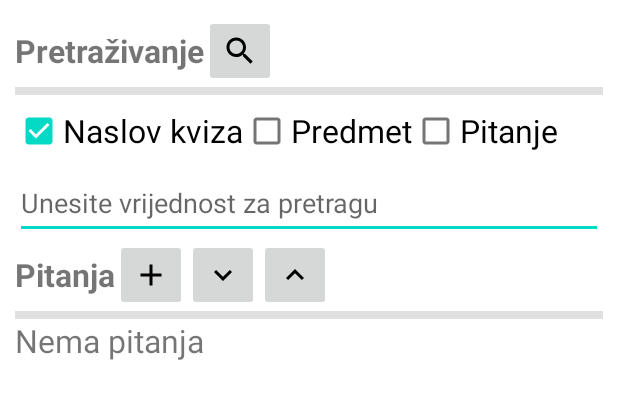
After one commit to LucijaZuzic/Arjen, an Android app: the layout activity_question_list.xml on its own in the app's theme, with its tools: preview values and no code run, on a phone screen of 412 x 824 dp. The commit adds this screen. Shown: the top 399 px of the screen. Run offline under Robolectric (Android 15) with nearby library versions, the phone set to English and light mode, and no system bars.

Commit message:
List of questions

```diff
--- a/app/src/main/java/com/example/arjen/activities/AddQuiz.java
+++ b/app/src/main/java/com/example/arjen/activities/AddQuiz.java
@@ -174,7 +174,7 @@ public class AddQuiz extends MenuActivity implements ShowListInterface, QuizInte
         Intent intent = new Intent(getApplicationContext(), PlayQuestion.class);
         MenuActivity.id = id;
         if (quiz != null) {
-            quizId = quiz.id;
+            MenuActivity.quizId = quiz.id;
         }
         startActivity(intent);
     }
@@ -183,7 +183,7 @@ public class AddQuiz extends MenuActivity implements ShowListInterface, QuizInte
         Intent intent = new Intent(getApplicationContext(), AddQuestion.class);
         MenuActivity.id = id;
         if (quiz != null) {
-            quizId = quiz.id;
+            MenuActivity.quizId = quiz.id;
         }
         startActivity(intent);
     }
@@ -205,7 +205,7 @@ public class AddQuiz extends MenuActivity implements ShowListInterface, QuizInte
     public void setupTTS() {
         textToSpeak.clear();
         textToSpeak.add(getResources().getString(R.string.quiz_title) + " " + getResources().getString(R.string.is) + " " + title.getText().toString() + ".");
-        textToSpeak.add(getResources().getString(R.string.subject) + " " + getResources().getString(R.string.is) + " " + subject.getText().toString());
+        textToSpeak.add(getResources().getString(R.string.subject) + " " + getResources().getString(R.string.is) + " " + subject.getText().toString() + ".");
         for (int i = 0; i < Database.Questions.questionList.size(); i++) {
             textToSpeak.add((i + 1) + ". " + getResources().getString(R.string.question_substring) + " " + getResources().getString(R.string.is) + " " + Database.Questions.questionList.get(i).questionText) ;
         }
--- a/app/src/main/java/com/example/arjen/activities/Numbers.java
+++ b/app/src/main/java/com/example/arjen/activities/Numbers.java
@@ -56,8 +56,8 @@ public class Numbers extends MenuActivity {
         } else {
             words = randomNew.nextInt(2);
         }
-        numberTextView.setText(R.string.number_to_guess + ": " + numberToGuess);
-        numberTextView.setText(R.string.number_input + ": 0");
+        numberTextView.setText(getResources().getString(R.string.number_to_guess) + ": " + numberToGuess);
+        numberCurrentTextView.setText(getResources().getString(R.string.number_input) + ": 0");
         if (words == 1) {
             modeTextView.setText(getResources().getString(R.string.numbers_words));
             myTTS.speak(numberToGuess.toString(), TextToSpeech.QUEUE_FLUSH);
@@ -81,7 +81,7 @@ public class Numbers extends MenuActivity {
             return;
         }
         currentNumber++;
-        numberCurrentTextView.setText(R.string.number_input + ": " + currentNumber);
+        numberCurrentTextView.setText(getResources().getString(R.string.number_input) + ": " + currentNumber);
         myTTS.speak(currentNumber.toString(), TextToSpeech.QUEUE_FLUSH);
     }
 
--- a/app/src/main/java/com/example/arjen/activities/PlayQuiz.java
+++ b/app/src/main/java/com/example/arjen/activities/PlayQuiz.java
@@ -206,7 +206,7 @@ public class PlayQuiz extends MenuActivity implements ShowListInterface, QuizInt
     public void setupTTS() {
         textToSpeak.clear();
         textToSpeak.add(getResources().getString(R.string.quiz_title) + " " + getResources().getString(R.string.is) + " " + title.getText().toString() + ".");
-        textToSpeak.add(getResources().getString(R.string.subject) + " " + getResources().getString(R.string.is) + " " + subject.getText().toString());
+        textToSpeak.add(getResources().getString(R.string.subject) + " " + getResources().getString(R.string.is) + " " + subject.getText().toString() + ".");
         for (int i = 0; i < Database.Questions.questionList.size(); i++) {
             textToSpeak.add((i + 1) + ". " + getResources().getString(R.string.question_substring) + " " + getResources().getString(R.string.is) + " " + Database.Questions.questionList.get(i).questionText) ;
         }
--- a/app/src/main/java/com/example/arjen/activities/QuizList.java
+++ b/app/src/main/java/com/example/arjen/activities/QuizList.java
@@ -62,6 +62,8 @@ public class QuizList extends MenuActivity implements ShowListInterface {
 
     @Override
     public void fillData() {
+        quizesRecyclerView.setVisibility(View.GONE);
+        noResults.setVisibility(View.VISIBLE);
         Database.Quizes.get(this);
         quizesRecyclerView.setLayoutManager(new LinearLayoutManager(this));
     }
@@ -79,7 +81,7 @@ public class QuizList extends MenuActivity implements ShowListInterface {
         textToSpeak.clear();
         for (Database.Quizes.Quiz quiz: Database.Quizes.quizList) {
             textToSpeak.add(getResources().getString(R.string.quiz_title) + " " + getResources().getString(R.string.is) + " " + quiz.title + "."
-                    + getResources().getString(R.string.subject) + " " + getResources().getString(R.string.is) + " " + quiz.subject);
+                    + getResources().getString(R.string.subject) + " " + getResources().getString(R.string.is) + " " + quiz.subject + ".");
         }
         setupTTS();
     }
@@ -113,7 +115,7 @@ public class QuizList extends MenuActivity implements ShowListInterface {
     public void setupTTS() {
         textToSpeak.clear();
         for (Database.Quizes.Quiz quiz: Database.Quizes.quizList) {
-            textToSpeak.add(getResources().getString(R.string.quiz_title) + " " + getResources().getString(R.string.is) + " " + quiz.title + "." + getResources().getString(R.string.subject) + " " + getResources().getString(R.string.is) + " " + quiz.subject);
+            textToSpeak.add(getResources().getString(R.string.quiz_title) + " " + getResources().getString(R.string.is) + " " + quiz.title + "." + getResources().getString(R.string.subject) + " " + getResources().getString(R.string.is) + " " + quiz.subject + ".");
         }
         readyToPlay = true;
         currentSentence = 0;
--- a/app/src/main/java/com/example/arjen/activities/StoryList.java
+++ b/app/src/main/java/com/example/arjen/activities/StoryList.java
@@ -55,6 +55,8 @@ public class StoryList extends MenuActivity implements ShowListInterface {
 
     @Override
     public void fillData() {
+        storiesRecyclerView.setVisibility(View.GONE);
+        noResults.setVisibility(View.VISIBLE);
         Database.Stories.get(this);
         storiesRecyclerView.setLayoutManager(new LinearLayoutManager(this));
     }
--- /dev/null
+++ b/app/src/main/java/com/example/arjen/utility/interfaces/ShowListSecondPartInterface.java
@@ -0,0 +1,5 @@
+package com.example.arjen.utility.interfaces;
+
+public interface ShowListSecondPartInterface {
+    public void showListSecondPart();
+}
--- a/app/src/main/res/layout/activity_numbers.xml
+++ b/app/src/main/res/layout/activity_numbers.xml
@@ -25,7 +25,7 @@
         android:textStyle="bold"
         android:layout_width="match_parent"
         android:layout_height="wrap_content"
-        android:hint="@string/numbers" />
+        android:hint="@string/number_to_guess" />
 
     <TextView
         android:gravity="center"
@@ -34,6 +34,6 @@
         android:textStyle="bold"
         android:layout_width="match_parent"
         android:layout_height="wrap_content"
-        android:hint="@string/numbers" />
+        android:hint="@string/number_input" />
 
 </LinearLayout>
--- /dev/null
+++ b/app/src/main/res/layout/activity_question_list.xml
@@ -0,0 +1,158 @@
+<?xml version="1.0" encoding="utf-8"?>
+<LinearLayout xmlns:android="http://schemas.android.com/apk/res/android"
+    xmlns:app="http://schemas.android.com/apk/res-auto"
+    xmlns:tools="http://schemas.android.com/tools"
+    android:id="@+id/mainLayout"
+    android:layout_width="match_parent"
+    android:layout_height="match_parent"
+    android:padding="10dp"
+    android:orientation="vertical"
+    tools:context=".activities.QuestionList">
+
+    <LinearLayout
+        android:layout_width="match_parent"
+        android:layout_height="wrap_content"
+        android:gravity="center_vertical"
+        android:orientation="horizontal"
+        android:minWidth="48dp"
+        android:minHeight="48dp">
+
+        <TextView
+            android:layout_width="wrap_content"
+            android:layout_height="wrap_content"
+            android:text="@string/search"
+            android:textSize="21sp"
+            android:textStyle="bold" />
+
+        <ImageButton
+            android:id="@+id/startSearch"
+            android:layout_width="wrap_content"
+            android:layout_height="wrap_content"
+            android:minWidth="48dp"
+            android:minHeight="48dp"
+            android:src="@drawable/ic_baseline_search_24">
+
+        </ImageButton>
+
+    </LinearLayout>
+
+    <View
+        android:layout_width="match_parent"
+        android:layout_height="5dp"
+        android:layout_gravity="center"
+        android:background="?android:attr/listDivider" />
+
+    <LinearLayout
+        android:layout_width="match_parent"
+        android:layout_height="wrap_content"
+        android:orientation="horizontal"
+        android:minWidth="48dp"
+        android:minHeight="48dp">
+
+        <CheckBox
+            android:id="@+id/checkBoxTitle"
+            android:layout_width="wrap_content"
+            android:layout_height="wrap_content"
+            android:textSize="21sp"
+            android:checked="true"
+            android:text="@string/quiz_title" />
+
+        <CheckBox
+            android:id="@+id/checkBoxSubject"
+            android:textSize="21sp"
+            android:layout_width="wrap_content"
+            android:layout_height="wrap_content"
+            android:text="@string/subject" />
+
+        <CheckBox
+            android:id="@+id/checkBoxQuestion"
+            android:textSize="21sp"
+            android:layout_width="wrap_content"
+            android:layout_height="wrap_content"
+            android:text="@string/question_text" />
+
+    </LinearLayout>
+
+    <EditText
+        android:id="@+id/searchQuestion"
+        android:layout_width="match_parent"
+        android:layout_height="wrap_content"
+        android:minWidth="48dp"
+        android:minHeight="48dp"
+        android:inputType="textMultiLine"
+        android:hint="@string/input_search_value" />
+
+    <LinearLayout
+        android:layout_width="match_parent"
+        android:layout_height="wrap_content"
+        android:gravity="center_vertical"
+        android:orientation="horizontal">
+
+        <TextView
+            android:layout_width="wrap_content"
+            android:layout_height="wrap_content"
+            android:textSize="21sp"
+            android:textStyle="bold"
+            android:text="@string/questions" />
+
+        <ImageButton
+            android:id="@+id/addQuiz"
+            android:layout_width="wrap_content"
+            android:layout_height="wrap_content"
+            android:minWidth="48dp"
+            android:minHeight="48dp"
+            android:src="@drawable/ic_baseline_add_24"/>
+
+        <ImageButton
+            android:id="@+id/nextScroll"
+            android:layout_width="wrap_content"
+            android:layout_height="wrap_content"
+            android:minWidth="48dp"
+            android:minHeight="48dp"
+            android:src="@drawable/ic_baseline_keyboard_arrow_down_24"/>
+
+        <ImageButton
+            android:id="@+id/previousScroll"
+            android:layout_width="wrap_content"
+            android:layout_height="wrap_content"
+            android:minWidth="48dp"
+            android:minHeight="48dp"
+            android:src="@drawable/ic_baseline_keyboard_arrow_up_24"/>
+
+    </LinearLayout>
+
+    <View
+        android:layout_width="match_parent"
+        android:layout_height="5dp"
+        android:layout_gravity="center"
+        android:background="?android:attr/listDivider" />
+
+    <TextView
+        android:id="@+id/noResults"
+        android:textSize="21sp"
+        android:layout_width="wrap_content"
+        android:layout_height="wrap_content"
+        android:text="@string/no_questions"/>
+
+    <ScrollView
+        android:scrollbarSize="50dip"
+        android:fadeScrollbars="false"
+        android:layout_width="match_parent"
+        android:layout_height="match_parent">
+
+        <LinearLayout
+            android:orientation="vertical"
+            android:layout_width="match_parent"
+            android:layout_height="match_parent">
+
+            <androidx.recyclerview.widget.RecyclerView
+                android:id="@+id/questionsRecyclerView"
+                android:visibility="gone"
+                android:layout_width="match_parent"
+                android:layout_height="match_parent" />
+
+        </LinearLayout>
+
+    </ScrollView>
+
+</LinearLayout>
--- a/app/src/main/res/values/strings.xml
+++ b/app/src/main/res/values/strings.xml
@@ -54,4 +54,6 @@
     <string name="numbers_words_sound">Brojevi riječima ili zvukom</string>
     <string name="number_to_guess">Zadani broj</string>
     <string name="number_input">Uneseni broj</string>
+    <string name="no_questions">Nema pitanja</string>
+    <string name="unknown">nepoznat</string>
 </resources>
```
Also changed, not shown: app/src/main/AndroidManifest.xml (+7 -0 lines), app/src/main/java/com/example/arjen/activities/AddQuestion.java (+15 -6 lines), app/src/main/java/com/example/arjen/activities/MainActivity.java (+18 -6 lines), app/src/main/java/com/example/arjen/activities/PlayQuestion.java (+13 -4 lines), app/src/main/java/com/example/arjen/activities/QuestionList.java (added, +207 -0 lines), app/src/main/java/com/example/arjen/utility/Database.java (+54 -0 lines), app/src/main/res/layout/activity_main.xml (+7 -0 lines).
